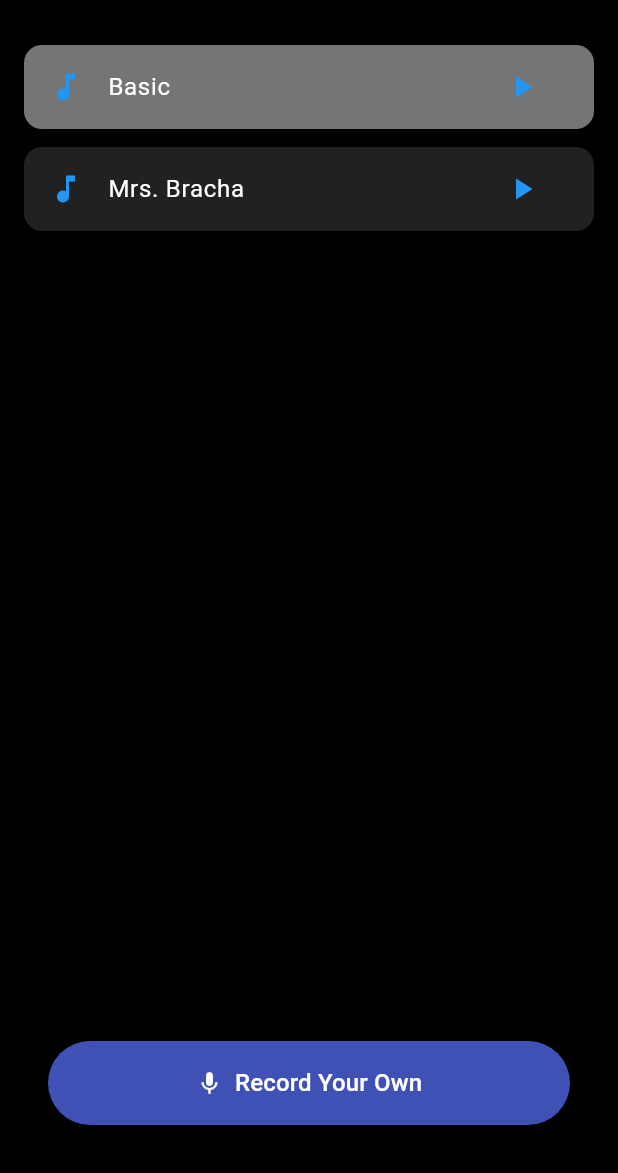
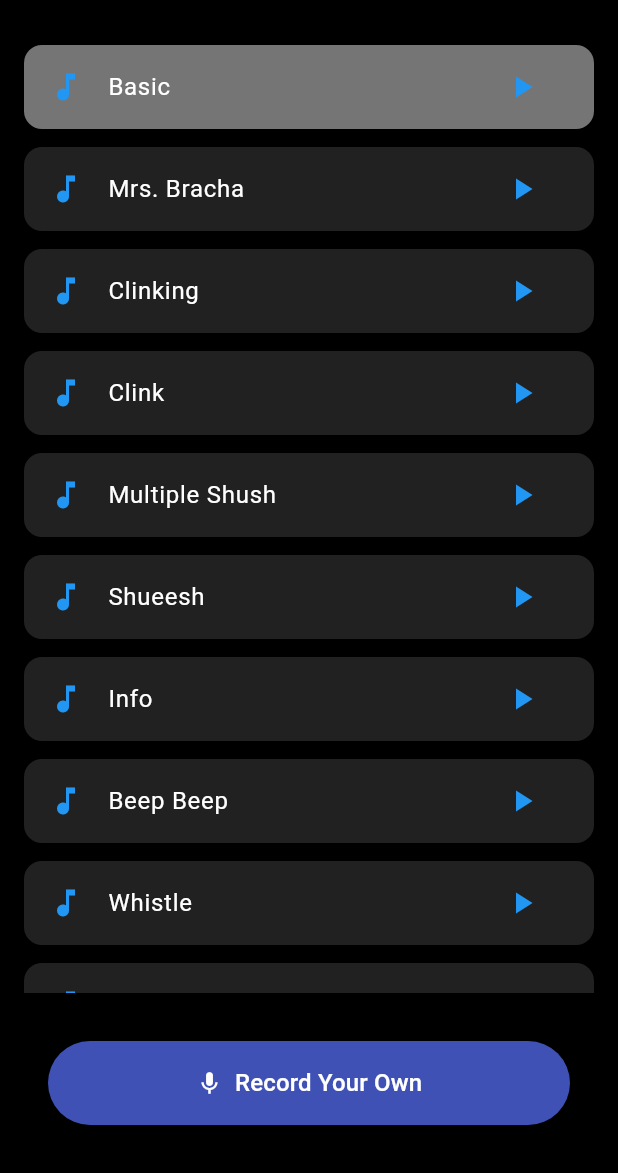
Before and after one commit to nirpow/shtak-app, a Flutter app: the SoundSelectionScreen screen opened by its route, on a phone screen of 412 x 824 dp, the part 63-1236 px from its top. Run offline on Flutter 3.47's test engine with Material 3 defaults, Android fonts, the phone set to English and light mode, and no system bars; our stand-ins replace audioplayers, equatable, flutter_bloc, flutter_dotenv, package_info_plus, permission_handler and 2 more; missing offline and left inert: noise_meter, record; accounts and stored records are empty; generated files the repository leaves out were written again.

Commit message:
Update app version to 1.0.1, add package_info_plus dependency, add sounds

```diff
--- a/lib/main.dart
+++ b/lib/main.dart
@@ -9,6 +9,7 @@ import 'src/app.dart';
 
 void main() async {
   WidgetsFlutterBinding.ensureInitialized();
+
   // Ensure that the app is in portrait mode
   await SystemChrome.setPreferredOrientations([DeviceOrientation.portraitUp]);
 
--- a/lib/src/audio/services/sounds_player_service.dart
+++ b/lib/src/audio/services/sounds_player_service.dart
@@ -19,6 +19,24 @@ class SoundsPlayerService implements AudioService {
               const SoundOption(id: "sounds/basic_shush.mp3", name: "Basic"),
           'bracha':
               const SoundOption(id: "sounds/bracha.mp3", name: "Mrs. Bracha"),
+          'clinking':
+              const SoundOption(id: "sounds/clinking.mp3", name: "Clinking"),
+          'clink': const SoundOption(id: "sounds/clink.mp3", name: "Clink"),
+          'shshshsh': const SoundOption(
+              id: "sounds/shshshsh.mp3", name: "Multiple Shush"),
+          'shueesh':
+              const SoundOption(id: "sounds/shueesh.mp3", name: "Shueesh"),
+          'info': const SoundOption(id: "sounds/info.mp3", name: "Info"),
+          // 'boring': const SoundOption(
+          //     id: "sounds/boring.mp3", name: "You Boring Mate"),
+          'beepbeep':
+              const SoundOption(id: "sounds/beepbeep.mp3", name: "Beep Beep"),
+          // 'censored':
+          //     const SoundOption(id: "sounds/censored.mp3", name: "Censored"),
+          'whistle':
+              const SoundOption(id: "sounds/whistle.mp3", name: "Whistle"),
+          'soft': const SoundOption(id: "sounds/soft.mp3", name: "Soft"),
+          'woman': const SoundOption(id: "sounds/woman.mp3", name: "Woman"),
         };
 
   @override
--- a/pubspec.yaml
+++ b/pubspec.yaml
@@ -4,7 +4,7 @@ description: "A new Flutter project."
 # Prevent accidental publishing to pub.dev.
 publish_to: "none"
 
-version: 1.0.0+1
+version: 1.0.1+1
 
 environment:
   sdk: ^3.5.4
@@ -22,6 +22,7 @@ dependencies:
     sdk: flutter
   flutter_native_splash: ^2.4.3
   noise_meter: ^5.0.2
+  package_info_plus: ^8.1.1
   path_provider: ^2.1.5
   permission_handler: ^11.3.1
   record: ^5.2.0
```
Also changed, not shown: lib/src/localization/app_en.arb (+6 -4 lines), lib/src/settings/views/settings_page.dart (+71 -52 lines), pubspec.lock, 13 other files.
